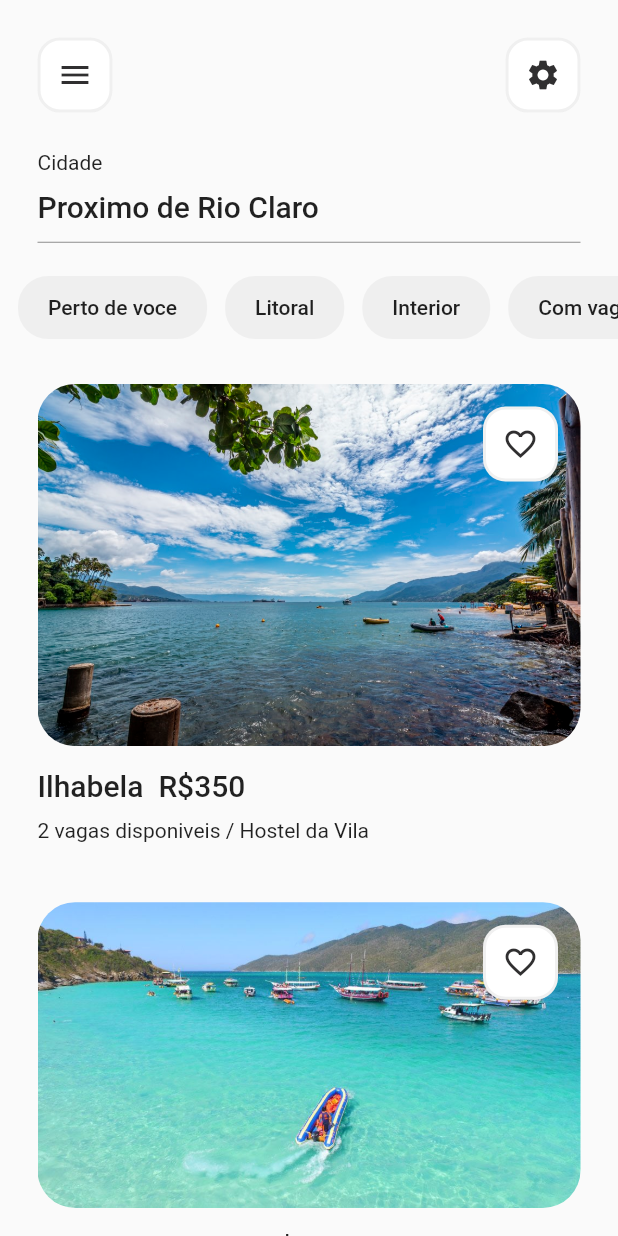
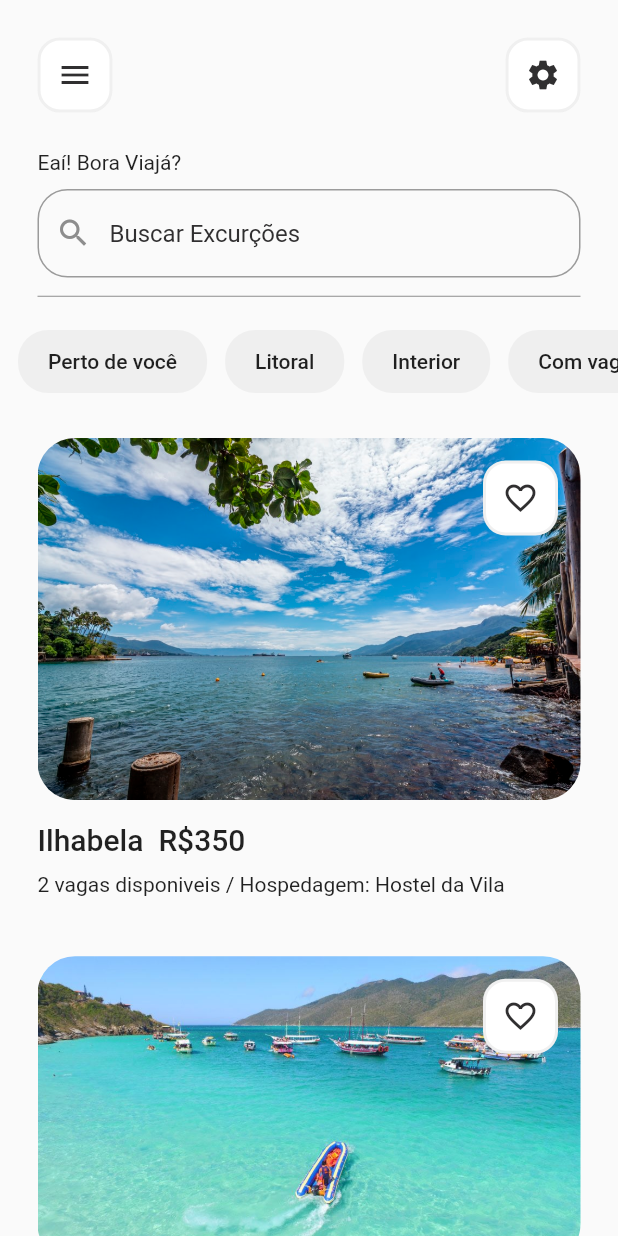
Before and after one commit to ErikMendesRc/bora_viajar, a Flutter app: the screen it shows after launch, on a phone screen of 412 x 824 dp. Run offline on Flutter 3.47's test engine with Material 2 defaults, Android fonts, the phone set to English and light mode, and no system bars.

Commit message:
Adicionado InputText para pesquisa

```diff
--- a/lib/utils/real_estate_item.dart
+++ b/lib/utils/real_estate_item.dart
@@ -47,12 +47,11 @@ class RealEstateItem extends StatelessWidget {
           ),
           addVerticalSpace(10),
           Text(
-            "${itemData["vagasrestantes"]} vagas disponiveis / ${itemData["hostel"]}",
+            "${itemData["vagasrestantes"]} vagas disponiveis / Hospedagem: ${itemData["hostel"]}",
             style: themeData.textTheme.bodyText2
           )
         ],
       ),
-
     );
   }
 }
--- a/lib/views/HomeScreen.dart
+++ b/lib/views/HomeScreen.dart
@@ -49,15 +49,24 @@ class _HomeScreenState extends State<HomeScreen> {
               addVerticalSpace(padding),
               Padding(
                 padding: sidePadding,
-                child: Text("Cidade", style: themeData.textTheme.bodyText2,),
+                child: Text("Eaí! Bora Viajá?", style: themeData.textTheme.bodyText2,),
               ),
               addVerticalSpace(10),
               Padding(
                 padding: sidePadding,
-              child: Text(
-                "Proximo de Rio Claro",
-                style: themeData.textTheme.headline6,
+              child: TextField(
+                style: TextStyle(color: COLOR_GREY),
+                cursorColor: COLOR_GREY,
+                decoration: InputDecoration(
+                  hintText: "Buscar Excurções",
+                  hintStyle: const TextStyle(color: COLOR_BLACK),
+                  border: OutlineInputBorder(borderRadius: BorderRadius.circular(20.0)),
+                  prefixIcon: const Icon(
+                    Icons.search,
+                    color: COLOR_GREY,
+                  ),
                 ),
+              )
               ),
               Padding(
                 padding: sidePadding,
@@ -71,7 +80,7 @@ class _HomeScreenState extends State<HomeScreen> {
                 scrollDirection: Axis.horizontal,
                 child: Row(
                   children: [
-                    "Perto de voce","Litoral", "Interior", "Com vagas"]
+                    "Perto de você","Litoral", "Interior", "Com vagas"]
                     .map((filter) => FilterOptions(text: filter)).toList(),
                 ),
               ),
```
